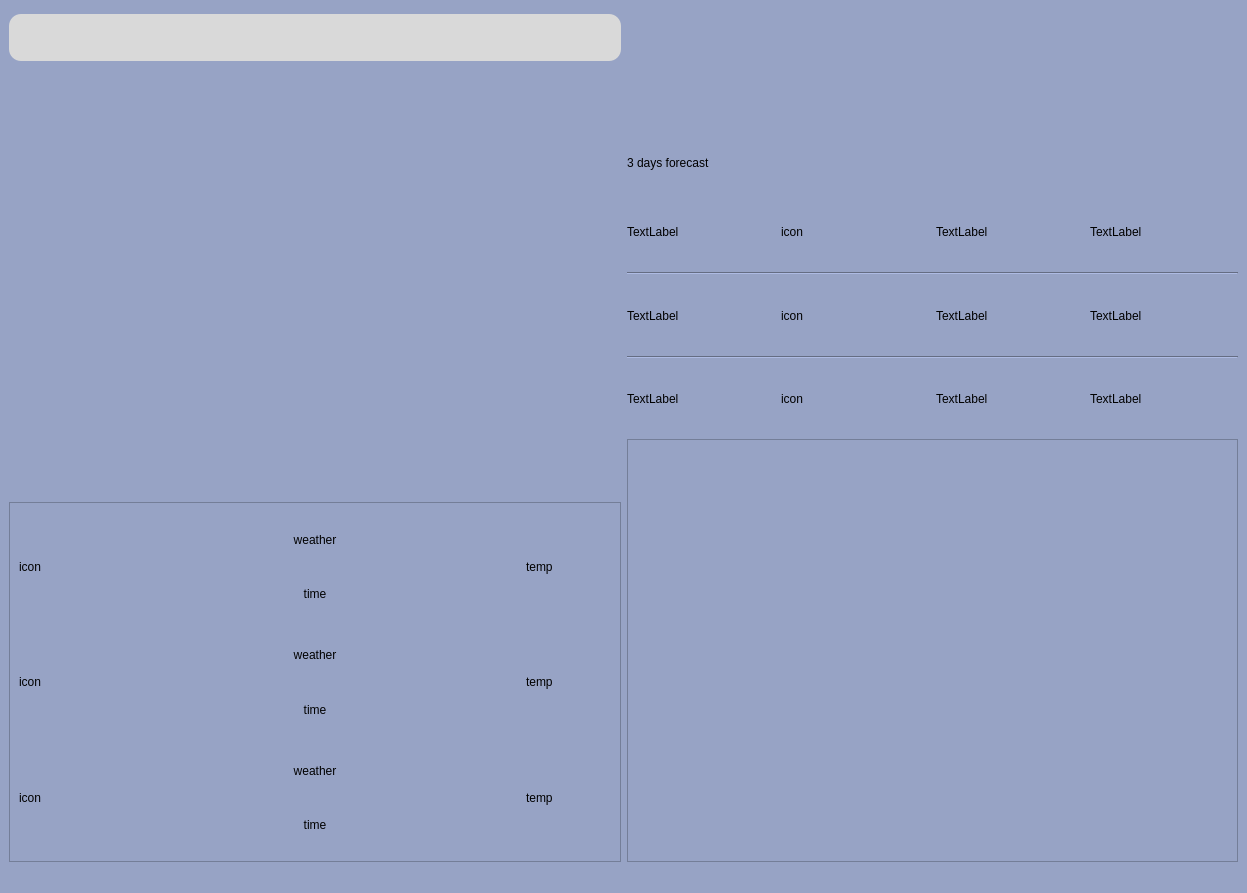
This is mainwindow.ui in Aalok376/SkyScout as Qt 5 draws it before an edit. The edited form follows.
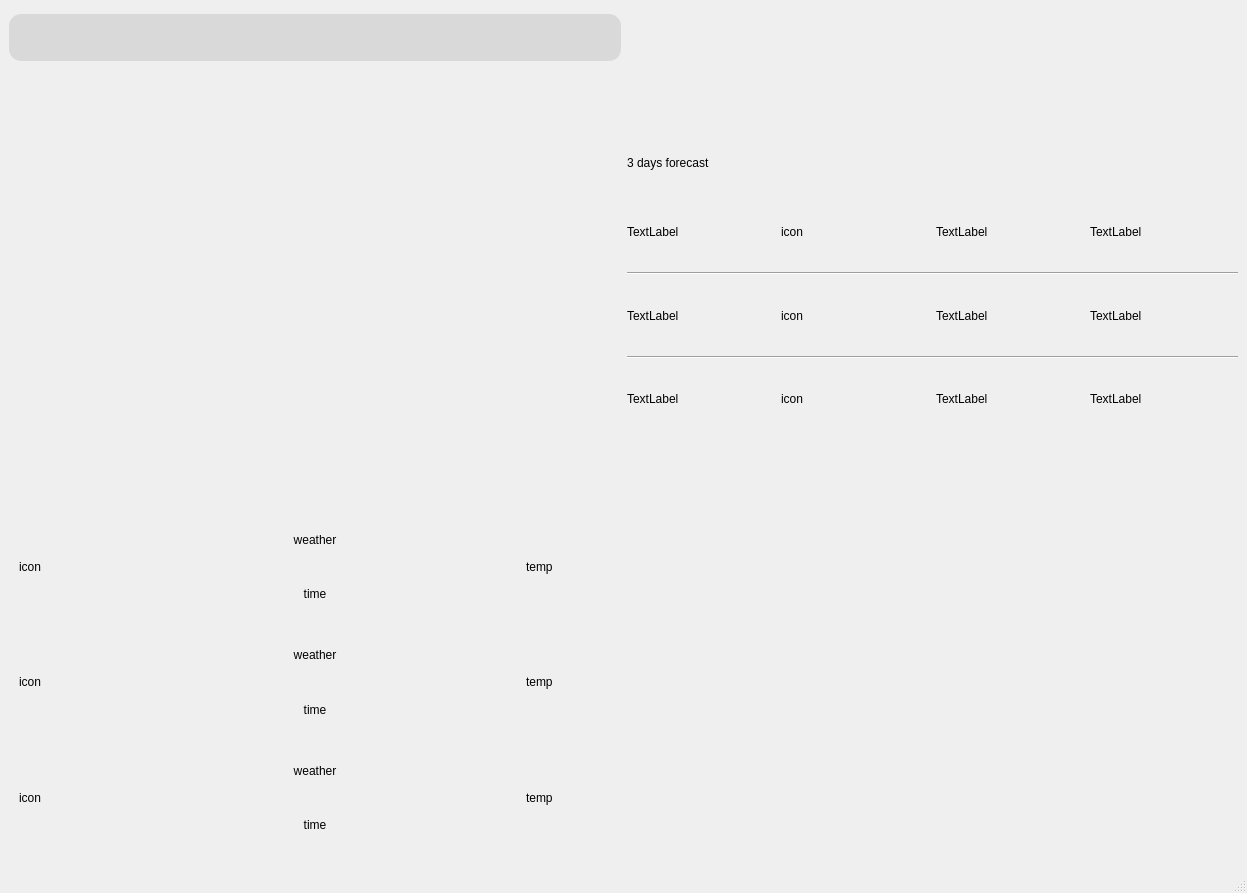
This is the edited form. Icons and pictures are not drawn.

```diff
--- a/mainwindow.ui
+++ b/mainwindow.ui
@@ -20,7 +20,7 @@
    <string>MainWindow</string>
   </property>
   <property name="styleSheet">
-   <string notr="true">background-color: rgb(151,163,197);</string>
+   <string notr="true">background-image: url(&quot;:/new/prefix1/image/background.png&quot;);</string>
   </property>
   <widget class="QWidget" name="centralwidget">
    <layout class="QHBoxLayout" name="horizontalLayout_13">
@@ -85,6 +85,9 @@
           </item>
           <item>
            <widget class="QLabel" name="label_recentSearch">
+            <property name="styleSheet">
+             <string notr="true">background:transparent;</string>
+            </property>
             <property name="text">
              <string/>
             </property>
@@ -95,7 +98,8 @@
         <item>
          <widget class="QFrame" name="frame">
           <property name="styleSheet">
-           <string notr="true">border:ignore</string>
+           <string notr="true">border:ignore;
+background:transparent;</string>
           </property>
           <property name="frameShape">
            <enum>QFrame::StyledPanel</enum>
@@ -129,7 +133,8 @@
                  </property>
                  <property name="styleSheet">
                   <string notr="true">font: 30pt &quot;Segoe UI&quot;;
-color:rgb(0, 0, 0);</string>
+color:rgb(0, 0, 0);
+background:transparent;</string>
                  </property>
                  <property name="text">
                   <string/>
@@ -142,7 +147,8 @@
                <item>
                 <widget class="QLabel" name="label_alert">
                  <property name="styleSheet">
-                  <string notr="true">color:black;</string>
+                  <string notr="true">color:black;
+background:transparent;</string>
                  </property>
                  <property name="text">
                   <string/>
@@ -167,7 +173,8 @@
                  </property>
                  <property name="styleSheet">
                   <string notr="true">font: 38pt &quot;Segoe UI&quot;;
-color:rgb(0, 0, 0);</string>
+color:rgb(0, 0, 0);
+background:transparent;</string>
                  </property>
                  <property name="text">
                   <string/>
@@ -181,6 +188,9 @@
              </item>
              <item>
               <widget class="QLabel" name="label_weatherIcon">
+               <property name="styleSheet">
+                <string notr="true">background:transparent;</string>
+               </property>
                <property name="text">
                 <string/>
                </property>
@@ -196,6 +206,9 @@
         </item>
         <item>
          <widget class="QFrame" name="frame_2">
+          <property name="styleSheet">
+           <string notr="true">background:transparent;</string>
+          </property>
           <property name="frameShape">
            <enum>QFrame::StyledPanel</enum>
           </property>
@@ -400,7 +413,8 @@
             <item>
              <widget class="QLabel" name="label_18">
               <property name="styleSheet">
-               <string notr="true">color:black;</string>
+               <string notr="true">color:black;
+background:transparent;</string>
               </property>
               <property name="text">
                <string>3 days forecast</string>
@@ -414,7 +428,8 @@
                 <item>
                  <widget class="QLabel" name="label_22">
                   <property name="styleSheet">
-                   <string notr="true">color:black;</string>
+                   <string notr="true">color:black;
+background:transparent;</string>
                   </property>
                   <property name="text">
                    <string>TextLabel</string>
@@ -423,6 +438,9 @@
                 </item>
                 <item>
                  <widget class="QLabel" name="label_19">
+                  <property name="styleSheet">
+                   <string notr="true">background:transparent;</string>
+                  </property>
                   <property name="text">
                    <string>icon</string>
                   </property>
@@ -431,7 +449,8 @@
                 <item>
                  <widget class="QLabel" name="label_23">
                   <property name="styleSheet">
-                   <string notr="true">color:black;</string>
+                   <string notr="true">color:black;
+background:transparent;</string>
                   </property>
                   <property name="text">
                    <string>TextLabel</string>
@@ -441,7 +460,8 @@
                 <item>
                  <widget class="QLabel" name="label_24">
                   <property name="styleSheet">
-                   <string notr="true">color:black;</string>
+                   <string notr="true">color:black;
+background:transparent;</string>
                   </property>
                   <property name="text">
                    <string>TextLabel</string>
@@ -462,7 +482,8 @@
                 <item>
                  <widget class="QLabel" name="label_28">
                   <property name="styleSheet">
-                   <string notr="true">color:black;</string>
+                   <string notr="true">color:black;
+background:transparent;</string>
                   </property>
                   <property name="text">
                    <string>TextLabel</string>
@@ -471,6 +492,9 @@
                 </item>
                 <item>
                  <widget class="QLabel" name="label_21">
+                  <property name="styleSheet">
+                   <string notr="true">background:transparent;</string>
+                  </property>
                   <property name="text">
                    <string>icon</string>
                   </property>
@@ -479,7 +503,8 @@
                 <item>
                  <widget class="QLabel" name="label_29">
                   <property name="styleSheet">
-                   <string notr="true">color:black;</string>
+                   <string notr="true">color:black;
+background:transparent;</string>
                   </property>
                   <property name="text">
                    <string>TextLabel</string>
@@ -489,7 +514,8 @@
                 <item>
                  <widget class="QLabel" name="label_30">
                   <property name="styleSheet">
-                   <string notr="true">color:black;</string>
+                   <string notr="true">color:black;
+background:transparent;</string>
                   </property>
                   <property name="text">
                    <string>TextLabel</string>
@@ -510,7 +536,8 @@
                 <item>
                  <widget class="QLabel" name="label_25">
                   <property name="styleSheet">
-                   <string notr="true">color:black;</string>
+                   <string notr="true">color:black;
+background:transparent;</string>
                   </property>
                   <property name="text">
                    <string>TextLabel</string>
@@ -519,6 +546,9 @@
                 </item>
                 <item>
                  <widget class="QLabel" name="label_20">
+                  <property name="styleSheet">
+                   <string notr="true">background:transparent;</string>
+                  </property>
                   <property name="text">
                    <string>icon</string>
                   </property>
@@ -527,7 +557,8 @@
                 <item>
                  <widget class="QLabel" name="label_26">
                   <property name="styleSheet">
-                   <string notr="true">color:black;</string>
+                   <string notr="true">color:black;
+background:transparent;</string>
                   </property>
                   <property name="text">
                    <string>TextLabel</string>
@@ -537,7 +568,8 @@
                 <item>
                  <widget class="QLabel" name="label_27">
                   <property name="styleSheet">
-                   <string notr="true">color:black;</string>
+                   <string notr="true">color:black;
+background:transparent;</string>
                   </property>
                   <property name="text">
                    <string>TextLabel</string>
@@ -551,7 +583,11 @@
            </layout>
           </item>
           <item>
-           <widget class="QGraphicsView" name="graphicsView"/>
+           <widget class="QGraphicsView" name="graphicsView">
+            <property name="styleSheet">
+             <string notr="true">background:transparent;</string>
+            </property>
+           </widget>
           </item>
          </layout>
         </item>
```
Left out of the diff: 2 changed lines with no effect on the pictures.
